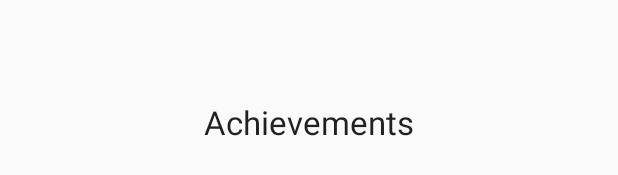
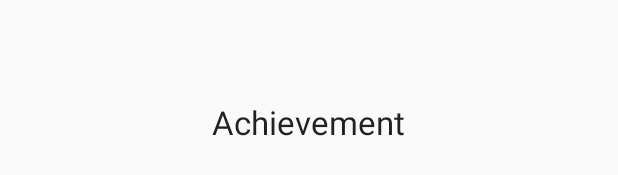
Before and after one commit to AnujSehgall/HelpingHand, an Android app: the layout activity_bsf__achiv.xml on its own in the app's theme, with its tools: preview values and no code run, on a phone screen of 412 x 824 dp. Shown: the part 496-671 px from the top of the screen. Run offline under Robolectric (Android 15) with nearby library versions, the phone set to English and light mode, and no system bars.

Commit message:
Trial Successful

```diff
--- a/app/src/main/res/layout/activity_bsf__achiv.xml
+++ b/app/src/main/res/layout/activity_bsf__achiv.xml
@@ -13,7 +13,7 @@
         android:layout_width="wrap_content"
         android:layout_height="wrap_content"
         android:textAppearance="?android:attr/textAppearanceLarge"
-        android:text="Achievements"
+        android:text="Achievement"
         android:id="@+id/textView4"
         android:layout_centerVertical="true"
         android:layout_centerHorizontal="true" />
```
